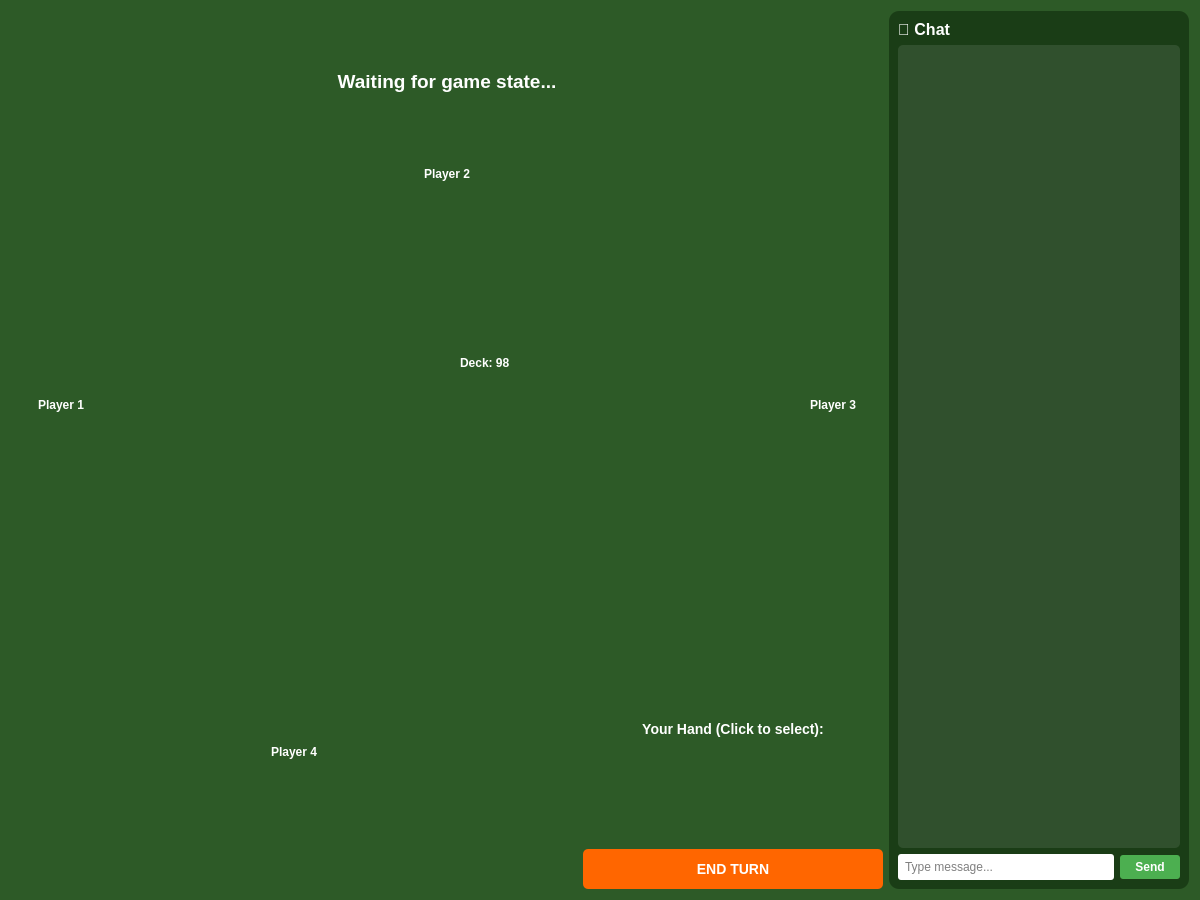
The window that TheGame/TheGame_Client/GameBoardWidget.ui (DavidMacovei/TheGame) describes before a commit, drawn with Qt 5.
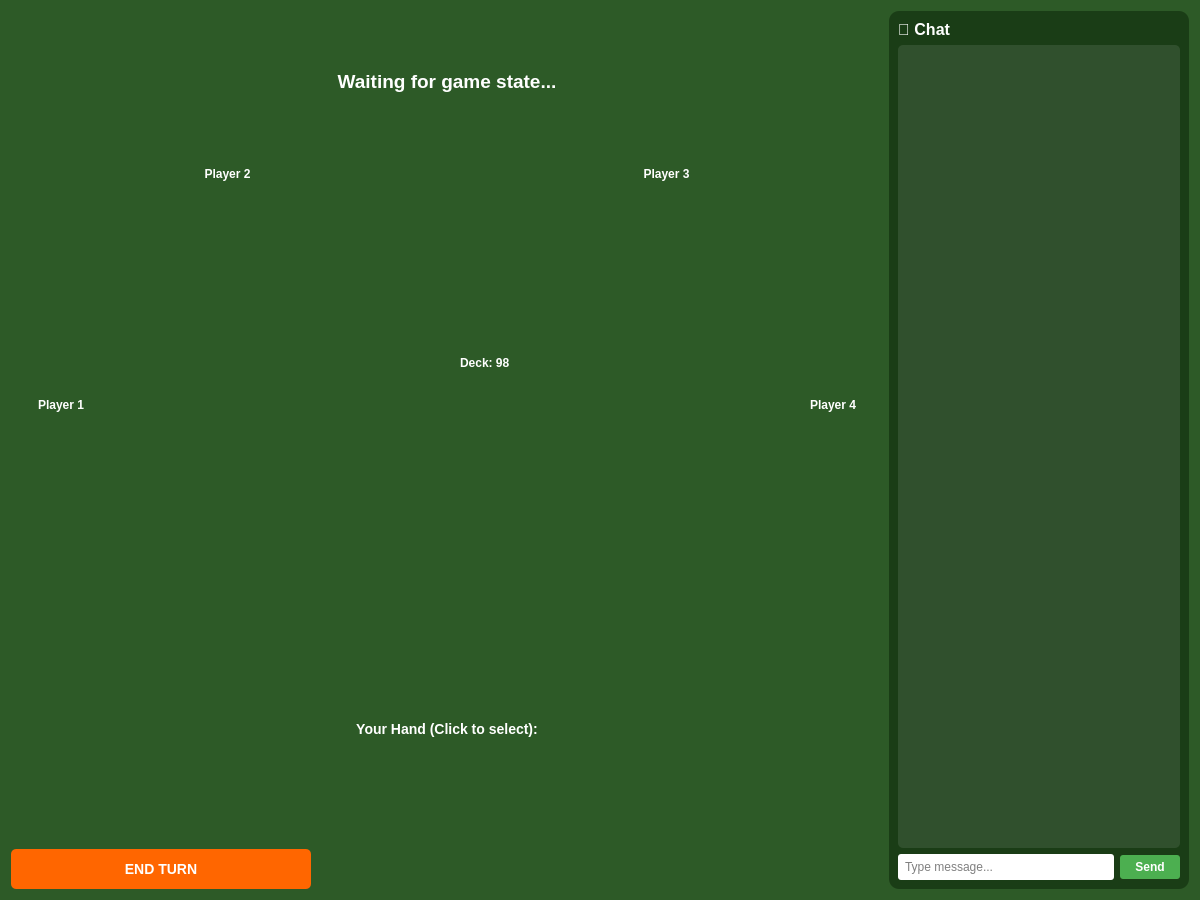
The same window after the commit. Custom widgets are drawn as their Qt base class.

Diff of the .ui file:
```diff
--- a/TheGame/TheGame_Client/GameBoardWidget.ui
+++ b/TheGame/TheGame_Client/GameBoardWidget.ui
@@ -40,7 +40,10 @@
      </item>
      <!-- Opponent 2 (Top) -->
      <item>
-      <layout class="QVBoxLayout" name="topPlayerLayout">
+      <layout class="QHBoxLayout" name="topRowLayout">
+       <!-- Player 2 (Top-Left) -->
+       <item>
+      <layout class="QVBoxLayout" name="topLeftPlayerLayout">
      <item>
   <widget class="QLabel" name="lblPlayer2Name">
     <property name="styleSheet">
@@ -72,6 +75,42 @@
        </item>
       </layout>
      </item>
+     <!-- Player 3 (Top-Right) -->
+       <item>
+        <layout class="QVBoxLayout" name="topRightPlayerLayout">
+ <item>
+       <widget class="QLabel" name="lblPlayer3Name">
+           <property name="styleSheet">
+      <string>color: white; font-weight: bold; background-color: transparent;</string>
+       </property>
+   <property name="text">
+     <string>Player 3</string>
+      </property>
+       <property name="alignment">
+ <set>Qt::AlignmentFlag::AlignCenter</set>
+           </property>
+      </widget>
+         </item>
+ <item>
+  <widget class="CardHandWidget" name="player3Hand">
+   <property name="minimumSize">
+<size>
+    <width>0</width>
+     <height>100</height>
+       </size>
+           </property>
+     <property name="maximumSize">
+        <size>
+          <width>16777215</width>
+             <height>120</height>
+     </size>
+</property>
+  </widget>
+         </item>
+     </layout>
+       </item>
+      </layout>
+     </item>
      <!-- Middle Row: Left Player, Stacks + Deck, Right Player -->
      <item>
       <layout class="QHBoxLayout" name="middleLayout">
@@ -217,39 +256,6 @@
        <item>
         <layout class="QVBoxLayout" name="rightPlayerLayout">
          <item>
- <widget class="QLabel" name="lblPlayer3Name">
-<property name="styleSheet">
- <string>color: white; font-weight: bold; background-color: transparent;</string>
-         </property>
-           <property name="text">
-       <string>Player 3</string>
-           </property>
-         <property name="alignment">
-<set>Qt::AlignmentFlag::AlignCenter</set>
-           </property>
-      </widget>
-         </item>
-         <item>
- <widget class="CardHandWidget" name="player3Hand">
-           <property name="minimumSize">
-            <size>
-       <width>100</width>
-     <height>200</height>
-   </size>
-           </property>
-      </widget>
-         </item>
-        </layout>
-       </item>
-      </layout>
-     </item>
-     <!-- Bottom Row: Player 4 (Opponent) and Main Player -->
-     <item>
- <layout class="QHBoxLayout" name="bottomRowLayout">
-       <!-- Opponent 4 (Bottom-Left) -->
- <item>
-     <layout class="QVBoxLayout" name="bottomLeftPlayerLayout">
-  <item>
      <widget class="QLabel" name="lblPlayer4Name">
            <property name="styleSheet">
       <string>color: white; font-weight: bold; background-color: transparent;</string>
@@ -266,21 +272,17 @@
       <widget class="CardHandWidget" name="player4Hand">
            <property name="minimumSize">
             <size>
-             <width>0</width>
-             <height>100</height>
-            </size>
-           </property>
-           <property name="maximumSize">
-            <size>
-             <width>16777215</width>
-  <height>120</height>
+       <width>100</width>
+     <height>200</height>
          </size>
      </property>
           </widget>
      </item>
   </layout>
    </item>
-    <!-- Main Player (Bottom-Center/Right) -->
+      </layout>
+     </item>
+     <!-- Bottom Row: Main Player Only -->
        <item>
         <layout class="QVBoxLayout" name="bottomPlayerLayout">
          <item>
@@ -333,8 +335,6 @@
             <string>END TURN</string>
      </property>
           </widget>
-         </item>
-    </layout>
        </item>
       </layout>
      </item>
```
Left out of the diff: 2 changed lines with no effect on the pictures. Lines whose indentation alone changed are shown as unchanged.
